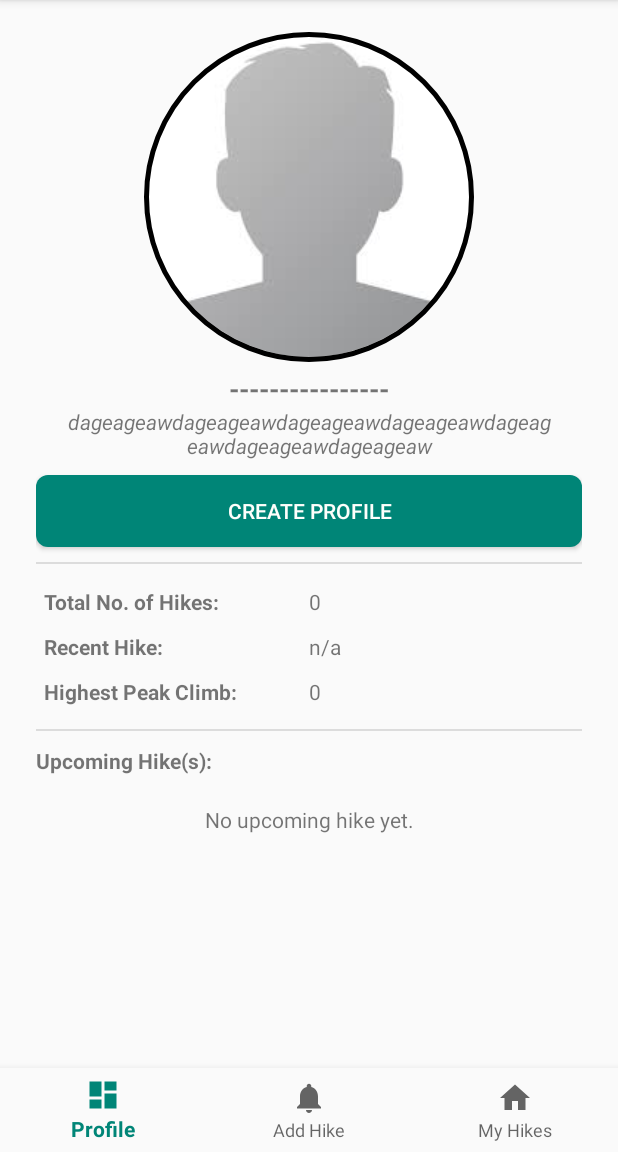
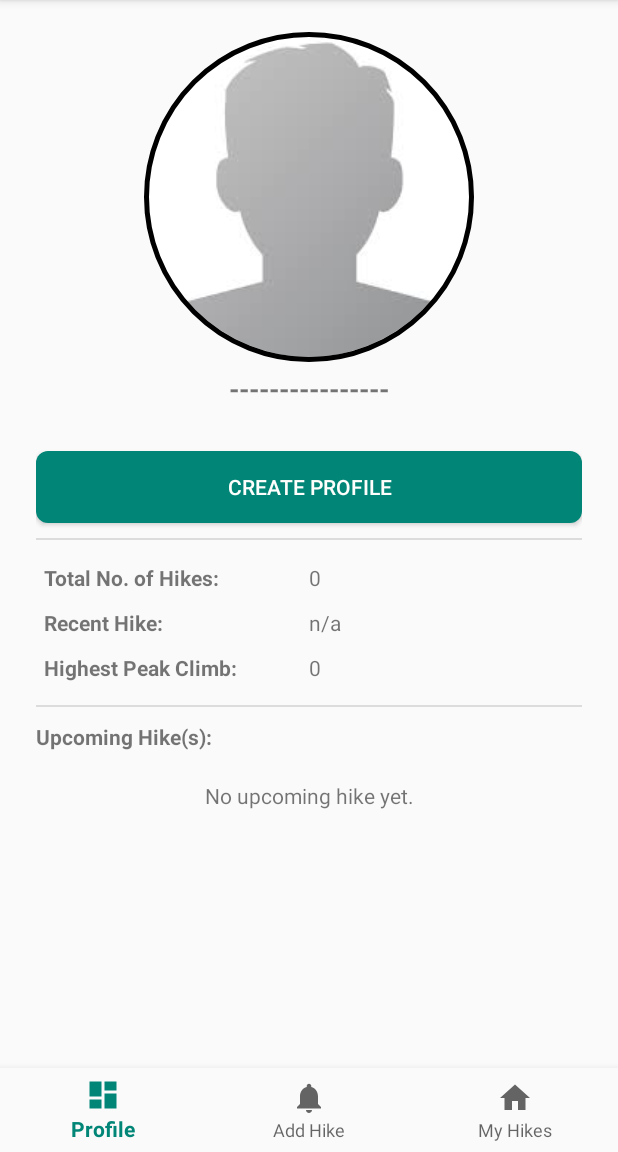
Before and after one commit to tropi333/TheHikerPH, an Android app: the screen it shows after launch (MainActivity), on a phone screen of 412 x 824 dp, the part 84-1236 px from its top. Run offline under Robolectric (Android 15) with nearby library versions, the phone set to English and light mode, and no system bars; our stand-ins replace CircleImageView, Room's generated code; Roboto replaces fonts that are not available here.

Commit message:
fix bug in profile - remove default text in motto

```diff
--- a/app/src/main/res/layout/fragment_profile.xml
+++ b/app/src/main/res/layout/fragment_profile.xml
@@ -51,7 +51,6 @@
                 android:layout_marginRight="20dp"
                 android:ellipsize="end"
                 android:maxLines="2"
-                android:text="dageageawdageageawdageageawdageageawdageageawdageageawdageageaw"
                 android:textAlignment="center"
                 android:textStyle="italic" />
 
```
